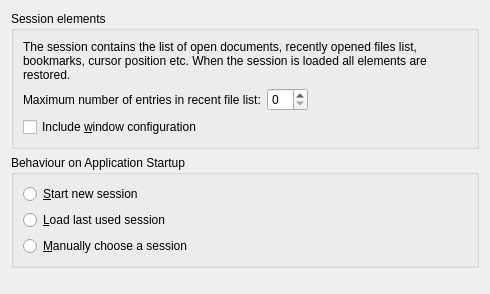
Qt form kate/src/ui/sessionconfigwidget.ui (KDE/kate) before a commit.
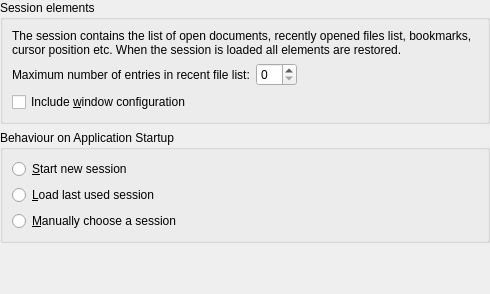
The same form after that commit.

Commit message: fix margins in "Session configuration" config tab

Diff of the .ui file:
```diff
--- a/kate/src/ui/sessionconfigwidget.ui
+++ b/kate/src/ui/sessionconfigwidget.ui
@@ -11,6 +11,18 @@
    </rect>
   </property>
   <layout class="QVBoxLayout" name="verticalLayout">
+   <property name="leftMargin">
+    <number>0</number>
+   </property>
+   <property name="topMargin">
+    <number>0</number>
+   </property>
+   <property name="rightMargin">
+    <number>0</number>
+   </property>
+   <property name="bottomMargin">
+    <number>0</number>
+   </property>
    <item>
     <widget class="QGroupBox" name="gbElements">
      <property name="title">
```
